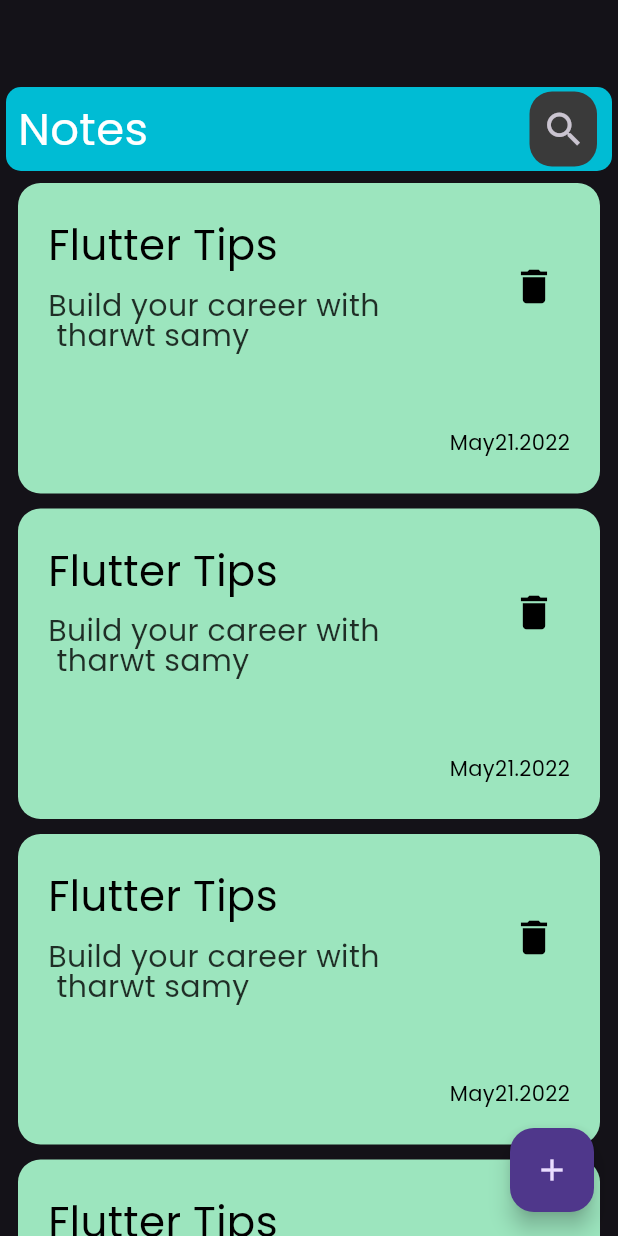
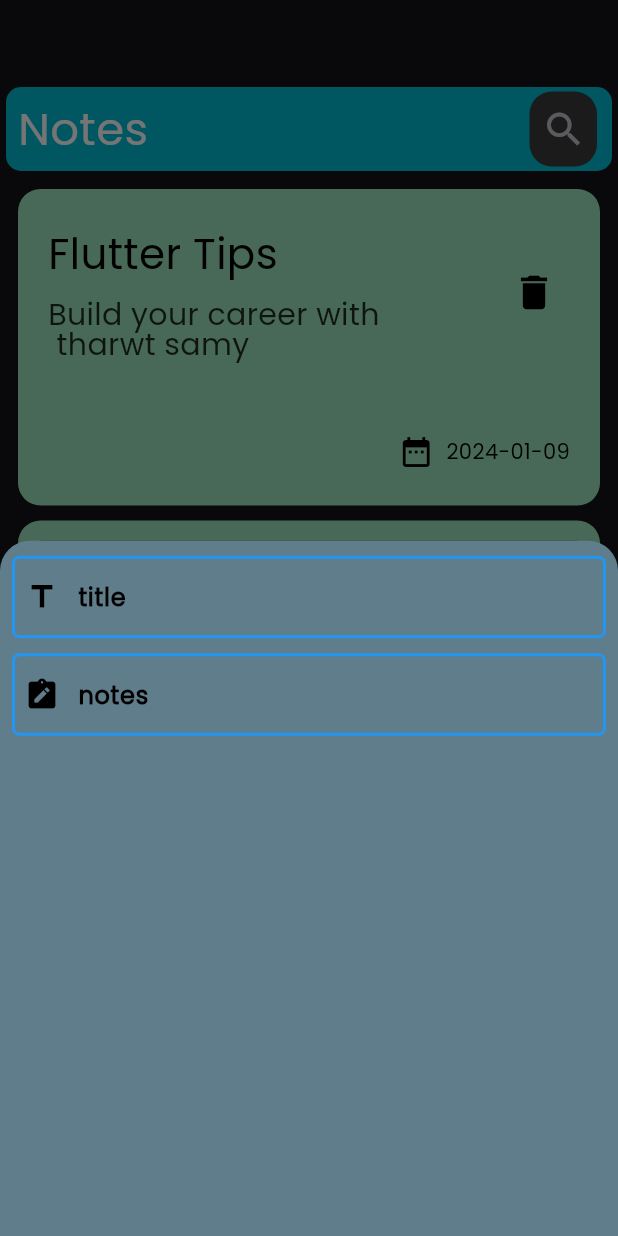
Before and after one commit to abdelrahman1820/notes_app, a Flutter app: the screen it shows after launch, after a tap on the "add" icon, on a phone screen of 412 x 824 dp. Run offline on Flutter 3.47's test engine with Material 3 defaults, Android fonts, the phone set to English and light mode, and no system bars.

Commit message:
show model bottom sheet

```diff
--- a/lib/main.dart
+++ b/lib/main.dart
@@ -12,7 +12,7 @@ class NotesApp extends StatelessWidget {
   Widget build(BuildContext context) {
     return MaterialApp(
       theme: ThemeData(fontFamily: "Poppins", brightness: Brightness.dark),
-      home: const NotesPage(),
+      home:  NotesPage(),
     );
   }
 }
--- a/lib/views/notes_page.dart
+++ b/lib/views/notes_page.dart
@@ -1,22 +1,37 @@
 import 'dart:math';
 
 import 'package:flutter/material.dart';
+import 'package:notesapp/widgets/contentofbottomsheet.dart';
 import 'package:notesapp/widgets/custom_app_bar.dart';
 import 'package:notesapp/widgets/custom_notes_card.dart';
+import 'package:notesapp/widgets/custom_text_field.dart';
 import 'package:notesapp/widgets/notes.list_view.dart';
 import 'package:notesapp/widgets/notes_body.dart';
 
-class NotesPage extends StatelessWidget {
-  const NotesPage({Key? key}) : super(key: key);
+class NotesPage extends StatefulWidget {
+  NotesPage({Key? key}) : super(key: key);
 
+  @override
+  State<NotesPage> createState() => _NotesPageState();
+}
+
+
+
+class _NotesPageState extends State<NotesPage> {
   @override
   Widget build(BuildContext context) {
     return Scaffold(
-      floatingActionButton: FloatingActionButton(
-        onPressed: () {},
-        child: Icon(Icons.add),
-      ),
-      body: NotesBody(),
-    );
+        floatingActionButton: FloatingActionButton(
+          onPressed: () {
+            showModalBottomSheet(
+              context: context,
+              builder: (BuildContext context) {
+                return ContentOfBootomSheet();
+              },
+            );
+          },
+          child: Icon(Icons.add),
+        ),
+        body: NotesBody());
   }
 }
--- /dev/null
+++ b/lib/widgets/contentofbottomsheet.dart
@@ -0,0 +1,70 @@
+import 'package:flutter/material.dart';
+import 'package:notesapp/widgets/custom_text_field.dart';
+
+class ContentOfBootomSheet extends StatefulWidget {
+  const ContentOfBootomSheet({super.key});
+
+  @override
+  State<ContentOfBootomSheet> createState() => _ContentOfBootomSheetState();
+}
+final TextEditingController titleController = TextEditingController();
+final TextEditingController noteController = TextEditingController();
+
+final FocusNode focusNode = FocusNode();
+// late FocusScopeNode currentNode;
+bool isEmptytitle = true;
+bool isEmptyprice = true;
+
+final FocusNode titleFocusNode = FocusNode();
+final FocusNode notestFocusNode = FocusNode();
+
+bool isloading = false;
+
+class _ContentOfBootomSheetState extends State<ContentOfBootomSheet> {
+  @override
+  Widget build(BuildContext context) {
+    return Container(
+      decoration: BoxDecoration(
+        color: Colors.blueGrey,
+        borderRadius: const BorderRadius.only(
+          topLeft: Radius.circular(20),
+          topRight: Radius.circular(20),
+        ),
+      ),
+      width: double.infinity,
+      height: 500,
+      child: Center(
+        child: Column(
+          children: [
+            EditInPutText(
+                onChanged: (value) {
+                  setState(() {
+                    isEmptytitle = value.isEmpty;
+                  });
+                },
+                textController: titleController,
+                focusNodee: titleFocusNode,
+                isEmpty: isEmptyprice,
+                myicon: Icons.title,
+                myhint: "enter title",
+                mylabel: "title",
+                input: TextInputType.name),
+            EditInPutText(
+                onChanged: (value) {
+                  setState(() {
+                    isEmptyprice = value.isEmpty;
+                  });
+                },
+                textController: noteController,
+                focusNodee: notestFocusNode,
+                isEmpty: isEmptytitle,
+                myicon: Icons.note_alt_rounded,
+                myhint: "enter notes",
+                mylabel: "notes",
+                input: TextInputType.name)
+          ],
+        ),
+      ),
+    );
+  }
+}
--- a/lib/widgets/custom_notes_card.dart
+++ b/lib/widgets/custom_notes_card.dart
@@ -1,6 +1,7 @@
 import 'dart:math';
 
 import 'package:flutter/material.dart';
+import 'package:intl/intl.dart';
 
 class CustomNotesCard extends StatelessWidget {
   CustomNotesCard();
@@ -13,6 +14,11 @@ class CustomNotesCard extends StatelessWidget {
     int blue = random.nextInt(128) + 128;
 
     return Color.fromARGB(255, red, green, blue).withOpacity(1.0);
+  }
+
+  DateTime date = DateTime.now();
+  String formattedDate() {
+    return DateFormat('yyyy-MM-dd').format(date);
   }
 
   @override
@@ -80,9 +86,20 @@ class CustomNotesCard extends StatelessWidget {
                   width: 2,
                   height: 70,
                 ),
-                const Text(
-                  "May21.2022",
-                  style: TextStyle(color: Colors.black),
+                Row(
+                  children: [
+                    Padding(
+                      padding: const EdgeInsets.only(right: 8.0),
+                      child: Icon(
+                        Icons.date_range,
+                        color: Colors.black,
+                      ),
+                    ),
+                    Text(
+                      formattedDate(),
+                      style: TextStyle(color: Colors.black),
+                    ),
+                  ],
                 )
               ],
             ),
--- /dev/null
+++ b/lib/widgets/custom_text_field.dart
@@ -0,0 +1,67 @@
+
+import 'package:flutter/material.dart';
+
+class EditInPutText extends StatelessWidget {
+  final TextEditingController textController;
+  final FocusNode focusNodee;
+  bool isEmpty;
+  IconData myicon;
+  String myhint;
+  String mylabel;
+  Function(String)? onChanged;
+  TextInputType input;
+
+  EditInPutText({
+    required this.textController,
+    required this.focusNodee,
+    required this.isEmpty,
+    required this.myicon,
+    required this.myhint,
+    required this.mylabel,
+    required this.input,
+    required this.onChanged,
+  });
+
+  @override
+  Widget build(BuildContext context) {
+    return Padding(
+      padding: const EdgeInsets.only(left: 8.0, right: 8, top: 10),
+      child: TextField(
+        keyboardType:input ,
+
+        controller: textController,
+        focusNode: focusNodee,
+        onChanged: onChanged,
+        style: const TextStyle(
+          fontWeight: FontWeight.bold,
+          fontSize: 15,
+          color: Colors.black,
+        ),
+        decoration: InputDecoration(
+          prefixIcon: Icon(myicon),
+          prefixIconConstraints: const BoxConstraints(
+              minWidth: 40, minHeight: 40), // Added icon size constraints
+          prefixIconColor: Colors.black,
+          hintText: myhint,
+          hintStyle: TextStyle(color: Colors.grey),
+          labelText: mylabel,
+          labelStyle: const TextStyle(
+            fontWeight: FontWeight.bold,
+            color: Colors.black,
+          ),
+          border: InputBorder.none,
+          focusedBorder: OutlineInputBorder(
+            borderRadius: BorderRadius.circular(5),
+            borderSide: BorderSide(
+                color: isEmpty ? Colors.red : Colors.green, width: 2),
+          ),
+          enabledBorder: OutlineInputBorder(
+            borderRadius: BorderRadius.circular(5),
+            borderSide: BorderSide(
+                color: isEmpty ? Colors.blue : Colors.green, width: 2),
+          ),
+        ),
+      ),
+    );
+  }
+}
--- a/lib/widgets/notes.list_view.dart
+++ b/lib/widgets/notes.list_view.dart
@@ -9,8 +9,9 @@ class NotesListView extends StatelessWidget {
   @override
   Widget build(BuildContext context) {
     return Padding(
-      padding: const EdgeInsets.only(top: 8.0, left: 12, right: 12),
+      padding: const EdgeInsets.only(top: 12.0, left: 12, right: 12, bottom: 8),
       child: ListView.builder(
+        padding: EdgeInsets.zero,
         itemCount: 4, // Specify the number of items in the list
         itemBuilder: (BuildContext context, int index) {
           return CustomNotesCard(); // Use the custom card widget directly
--- a/pubspec.yaml
+++ b/pubspec.yaml
@@ -35,6 +35,7 @@ dependencies:
   # The following adds the Cupertino Icons font to your application.
   # Use with the CupertinoIcons class for iOS style icons.
   cupertino_icons: ^1.0.2
+  intl: ^0.19.0
 
 dev_dependencies:
   flutter_test:
```
Also changed, not shown: pubspec.lock.
